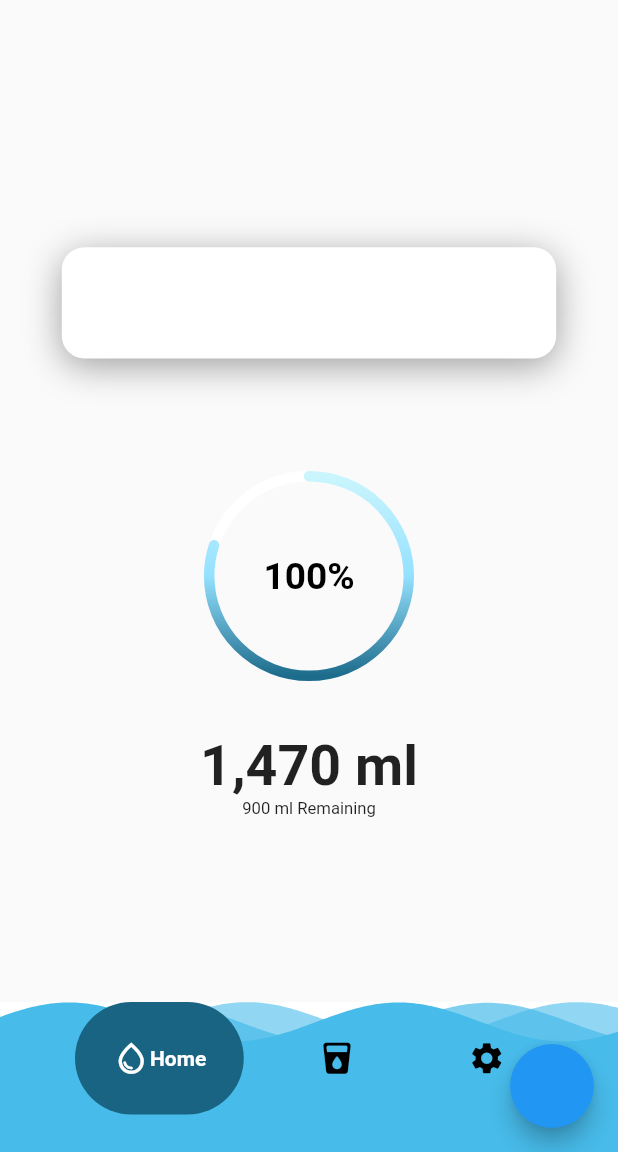
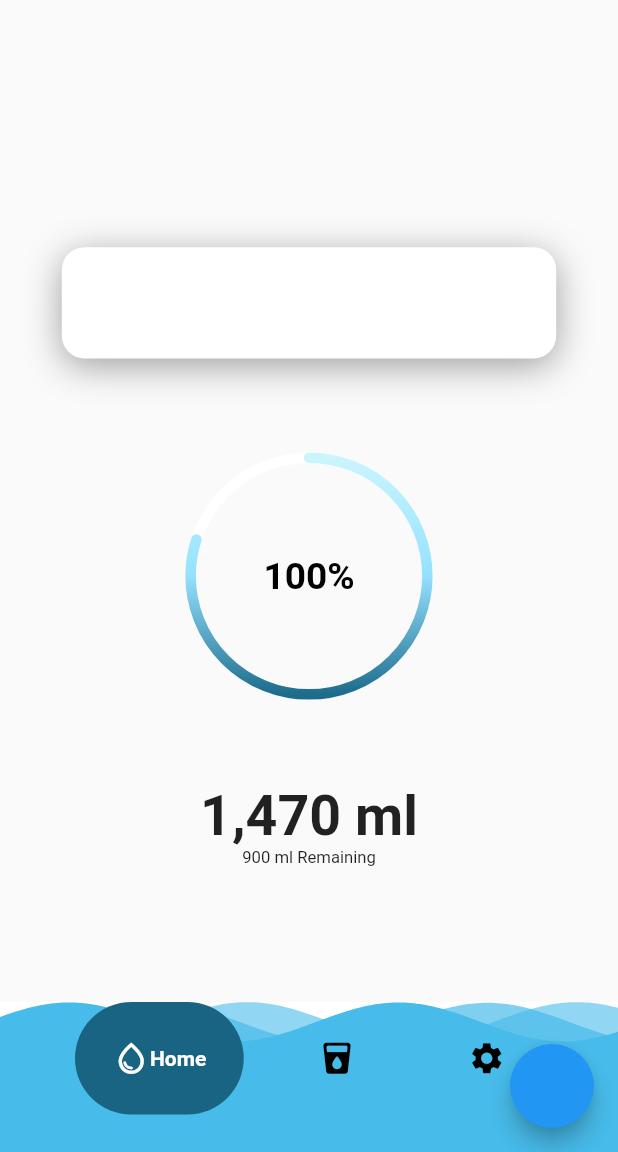
Before and after one commit to Cevop-s/WaterTime, a Flutter app: the screen it shows after launch, on a phone screen of 412 x 824 dp, the part 84-1236 px from its top. Run offline on Flutter 3.47's test engine with Material 2 defaults, Android fonts, the phone set to English and light mode, and no system bars; drawn by our look-alikes of google_nav_bar, percent_indicator, wave; our stand-ins replace animated_text_kit, dropdown_button2, easy_localization, floating_bottom_navigation_bar, flutter_local_notifications, flutter_phoenix and 7 more; missing offline and left inert: day_night_time_picker; network calls fail.

Commit message:
bug fix /

```diff
--- a/lib/Screens/MainScreens/HomePage.dart
+++ b/lib/Screens/MainScreens/HomePage.dart
@@ -104,7 +104,7 @@ class _HomePageState extends State<HomePage> {
               ),
             ),
             Positioned(
-              bottom: mediaQuery.size.height * .27,
+              bottom: mediaQuery.size.height * .23,
               right: 0,
               left: 0,
               child: Container(
@@ -139,7 +139,7 @@ class _HomePageState extends State<HomePage> {
             ),
             Positioned.fill(
               child: CircularPercentIndicator(
-                radius: mediaQuery.size.width * .17,
+                radius: mediaQuery.size.height * .1,
                 lineWidth: 7.0,
                 backgroundColor: Colors.white,
                 rotateLinearGradient: true,
```
Also changed, not shown: pubspec.lock, 1 other file.
